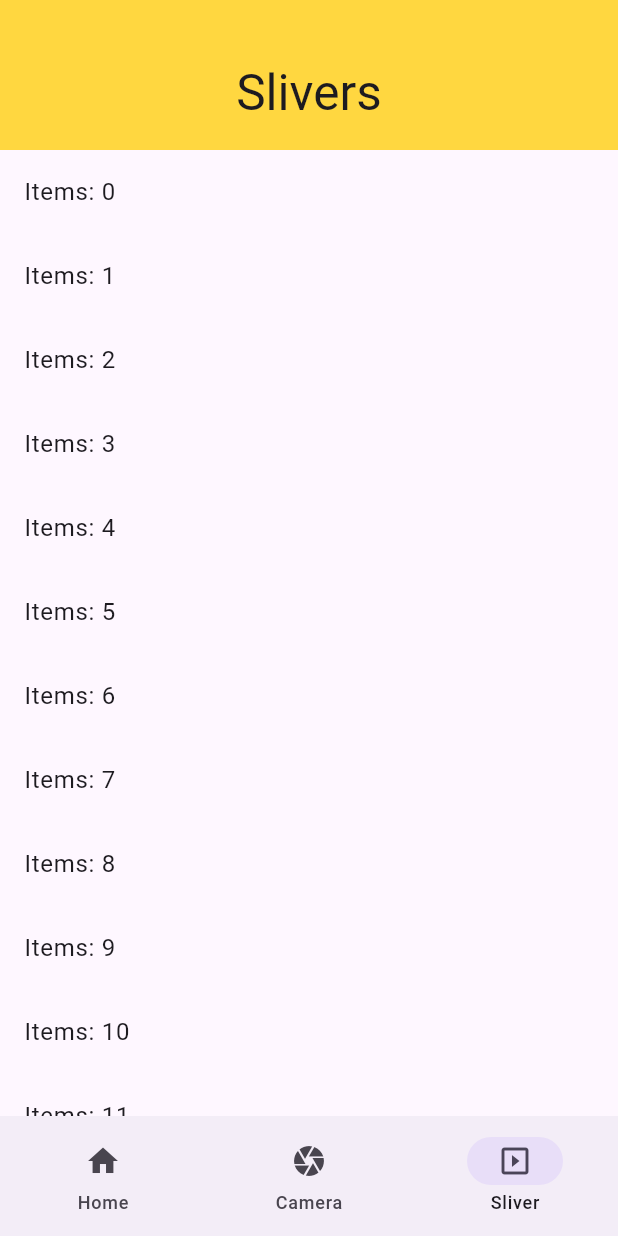
After one commit to Daksh-Parekh/cupertino_design_app, a Flutter app: the screen it shows after launch, item 3 of the bottom bar chosen, on a phone screen of 412 x 824 dp. The commit adds this screen. Run offline on Flutter 3.47's test engine with Material 3 defaults, Android fonts, the phone set to English and light mode, and no system bars.

Commit message:
Sliver in Android

```diff
--- a/lib/views/bootom_navigation/view/bootm_navigation.dart
+++ b/lib/views/bootom_navigation/view/bootm_navigation.dart
@@ -1,6 +1,7 @@
 import 'package:cupertino_app_design/views/bootom_navigation/provider/bootom_provider.dart';
 import 'package:cupertino_app_design/views/home_page/screen/home_page.dart';
 import 'package:cupertino_app_design/views/reels/view/reels.dart';
+import 'package:cupertino_app_design/views/sliver/views/sliver.dart';
 import 'package:flutter/material.dart';
 import 'package:provider/provider.dart';
 
@@ -14,7 +15,7 @@ class BootmNavigation extends StatefulWidget {
 class _BootmNavigationState extends State<BootmNavigation> {
   late BootomProvider bottomR, bottomW;
 
-  List<Widget> screens = [HomePage(), ReelsPage()];
+  List<Widget> screens = [HomePage(), ReelsPage(), Sliver()];
   @override
   Widget build(BuildContext context) {
     bottomR = context.read<BootomProvider>();
@@ -43,6 +44,7 @@ class _BootmNavigationState extends State<BootmNavigation> {
         destinations: [
           NavigationDestination(icon: Icon(Icons.home), label: "Home"),
           NavigationDestination(icon: Icon(Icons.camera), label: "Camera"),
+          NavigationDestination(icon: Icon(Icons.slideshow), label: "Sliver"),
         ],
       ),
     );
--- a/lib/views/home_page/provider/home_provider.dart
+++ b/lib/views/home_page/provider/home_provider.dart
@@ -1,7 +1,7 @@
 import 'package:flutter/material.dart';
 
 class HomeProvider with ChangeNotifier {
-  bool isAndroid = false;
+  bool isAndroid = true;
   DateTime date = DateTime.now();
   TimeOfDay time = TimeOfDay.now();
   double sliderIndex = 0;
--- /dev/null
+++ b/lib/views/sliver/views/sliver.dart
@@ -0,0 +1,86 @@
+import 'package:flutter/material.dart';
+
+class Sliver extends StatefulWidget {
+  const Sliver({super.key});
+
+  @override
+  State<Sliver> createState() => _SliverState();
+}
+
+class _SliverState extends State<Sliver> {
+  @override
+  Widget build(BuildContext context) {
+    return Scaffold(
+      // appBar: AppBar(
+      //   title: Text("Sliver Page"),
+      // ),
+      body: CustomScrollView(
+        slivers: [
+          SliverAppBar(
+            // title: Text("Sliver"),
+            floating: true,
+            // pinned: true,
+            expandedHeight: 100,
+            backgroundColor: Colors.amberAccent,
+            flexibleSpace: FlexibleSpaceBar(
+              title: Text("Slivers"),
+              centerTitle: true,
+            ),
+          ),
+          SliverList.builder(
+            itemCount: 20,
+            itemBuilder: (context, index) {
+              return ListTile(
+                title: Text("Items: ${index}"),
+              );
+            },
+          ),
+          SliverToBoxAdapter(
+            child: Container(
+              height: 200,
+              width: 200,
+              margin: EdgeInsets.all(16),
+              color: Colors.red,
+              child: FlutterLogo(),
+            ),
+          ),
+          SliverToBoxAdapter(
+            child: SizedBox(
+              height: 100,
+              child: ListView.builder(
+                itemCount: 10,
+                scrollDirection: Axis.horizontal,
+                itemBuilder: (context, index) {
+                  return Container(
+                    height: 80,
+                    width: 80,
+                    margin: EdgeInsets.all(10),
+                    color: Colors.blueGrey,
+                  );
+                },
+              ),
+            ),
+          ),
+          SliverToBoxAdapter(
+            child: SizedBox(
+              height: 20,
+            ),
+          ),
+          SliverGrid.builder(
+            itemCount: 10,
+            gridDelegate: SliverGridDelegateWithFixedCrossAxisCount(
+              crossAxisCount: 2,
+              mainAxisSpacing: 10,
+              crossAxisSpacing: 10,
+            ),
+            itemBuilder: (context, index) {
+              return Container(
+                color: Colors.amberAccent.shade100,
+              );
+            },
+          ),
+        ],
+      ),
+    );
+  }
+}
```
